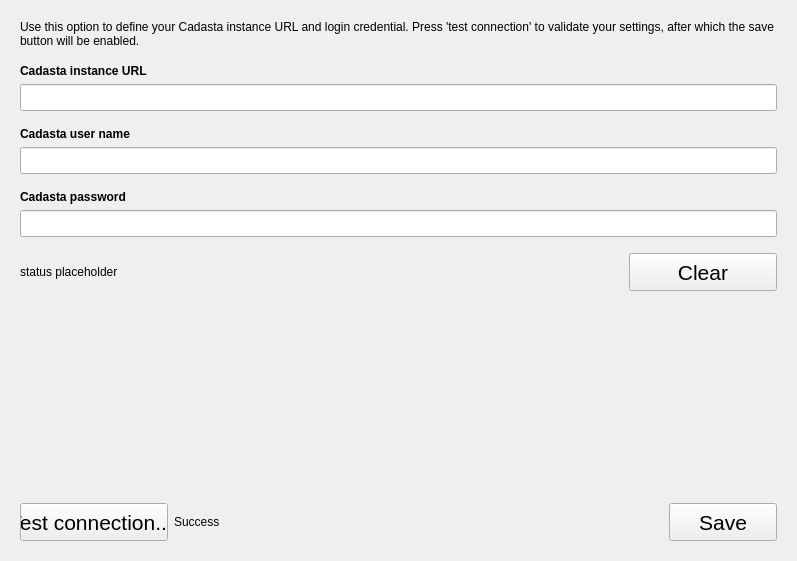
Qt form cadasta/gui/ui/widget/options_widget.ui (kartoza/cadasta-qgis-plugin) before a commit.
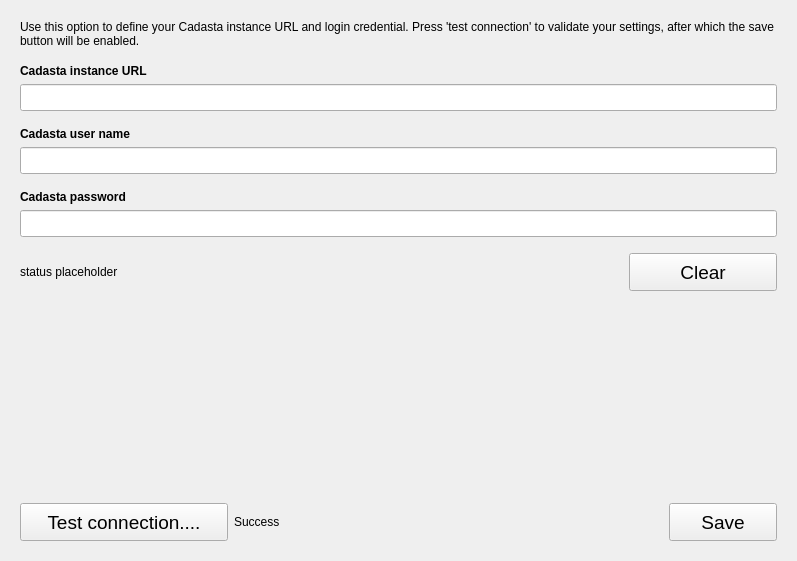
The same form after that commit.

The edit to the form file:
```diff
--- a/cadasta/gui/ui/widget/options_widget.ui
+++ b/cadasta/gui/ui/widget/options_widget.ui
@@ -33,8 +33,8 @@
        <rect>
         <x>0</x>
         <y>0</y>
-        <width>773</width>
-        <height>537</height>
+        <width>779</width>
+        <height>543</height>
        </rect>
       </property>
       <layout class="QVBoxLayout" name="verticalLayout_4">
@@ -258,7 +258,7 @@
           <widget class="QPushButton" name="clear_button">
            <property name="font">
             <font>
-             <pointsize>16</pointsize>
+             <pointsize>14</pointsize>
             </font>
            </property>
            <property name="cursor">
@@ -293,14 +293,14 @@
           <widget class="QPushButton" name="test_connection_button">
            <property name="font">
             <font>
-             <pointsize>16</pointsize>
+             <pointsize>14</pointsize>
             </font>
            </property>
            <property name="cursor">
             <cursorShape>PointingHandCursor</cursorShape>
            </property>
            <property name="styleSheet">
-            <string notr="true">width: 140px; height: 30px; </string>
+            <string notr="true">width: 200px; height: 30px; </string>
            </property>
            <property name="text">
             <string>Test connection....</string>
@@ -331,7 +331,7 @@
           <widget class="QPushButton" name="save_button">
            <property name="font">
             <font>
-             <pointsize>16</pointsize>
+             <pointsize>14</pointsize>
             </font>
            </property>
            <property name="cursor">
```
